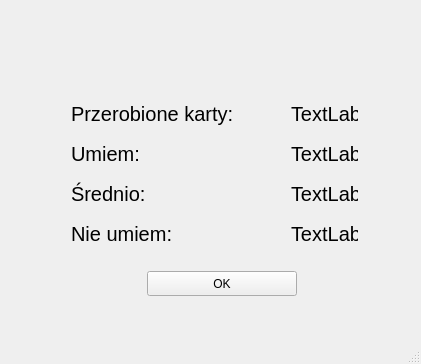
The window that src/frontend/mainwindow.ui (DominikaHoszowska/fiszki_qt) describes before a commit, drawn with Qt 5.
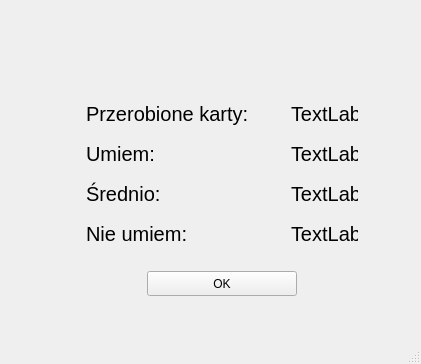
The same window after the commit.

Patch:
```diff
--- a/src/frontend/mainwindow.ui
+++ b/src/frontend/mainwindow.ui
@@ -531,7 +531,7 @@
        <widget class="QLabel" name="allCardsLabel">
         <property name="geometry">
          <rect>
-          <x>60</x>
+          <x>75</x>
           <y>90</y>
           <width>180</width>
           <height>25</height>
@@ -551,7 +551,7 @@
        <widget class="QLabel" name="goodCardsLabel">
         <property name="geometry">
          <rect>
-          <x>60</x>
+          <x>75</x>
           <y>130</y>
           <width>180</width>
           <height>25</height>
@@ -986,7 +986,7 @@
        <widget class="QLabel" name="mediumCardsLabel">
         <property name="geometry">
          <rect>
-          <x>60</x>
+          <x>75</x>
           <y>170</y>
           <width>180</width>
           <height>25</height>
@@ -1006,7 +1006,7 @@
        <widget class="QLabel" name="badCardsLabel">
         <property name="geometry">
          <rect>
-          <x>60</x>
+          <x>75</x>
           <y>210</y>
           <width>180</width>
           <height>25</height>
```
